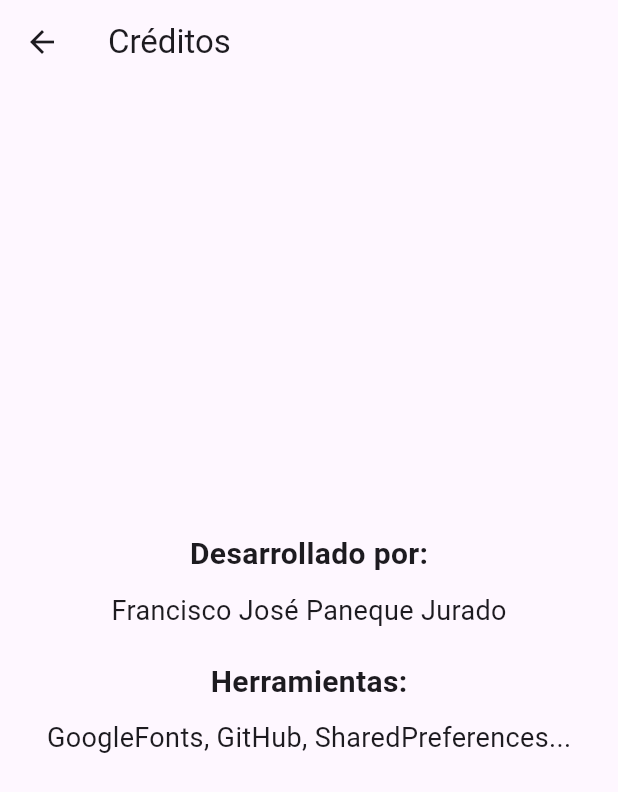
After one commit to FrancisPaneque/KiwiRun, a Flutter app: the CreditosPage screen opened directly, on a phone screen of 412 x 824 dp. The commit adds this screen. Shown: the top 792 px of the screen. Run offline on Flutter 3.47's test engine with Material 3 defaults, Android fonts, the phone set to English and light mode, and no system bars; our stand-ins replace shared_preferences; accounts and stored records are empty.

```diff
--- /dev/null
+++ b/dino_run_test/lib/CreditosPage.dart
@@ -0,0 +1,53 @@
+// ignore: file_names
+import 'package:flutter/material.dart';
+
+class CreditosPage extends StatelessWidget {
+  const CreditosPage({super.key});
+
+  @override
+  Widget build(BuildContext context) {
+    return Scaffold(
+      appBar: AppBar(
+        title: const Text('Créditos'),
+      ),
+      body: const Center(
+        child: Column(
+          mainAxisAlignment: MainAxisAlignment.center,
+          children: <Widget>[
+            Text(
+              'Desarrollado por:',
+              style: TextStyle(
+                fontSize: 20,
+                fontWeight: FontWeight.bold,
+              ),
+            ),
+            SizedBox(height: 10),
+            Text(
+              'Francisco José Paneque Jurado',
+              style: TextStyle(
+                fontSize: 18,
+              ),
+            ),
+            SizedBox(height: 20),
+            Text(
+              'Herramientas:',
+              style: TextStyle(
+                fontSize: 20,
+                fontWeight: FontWeight.bold,
+              ),
+            ),
+            SizedBox(height: 10),
+            Text(
+              'GoogleFonts, GitHub, SharedPreferences...',
+              style: TextStyle(
+                fontSize: 18,
+              ),
+            ),
+            SizedBox(height: 20),
+
+          ],
+        ),
+      ),
+    );
+  }
+}
```
Also changed, not shown: dino_run_test/lib/main.dart (+232 -191 lines), 4 other files.
